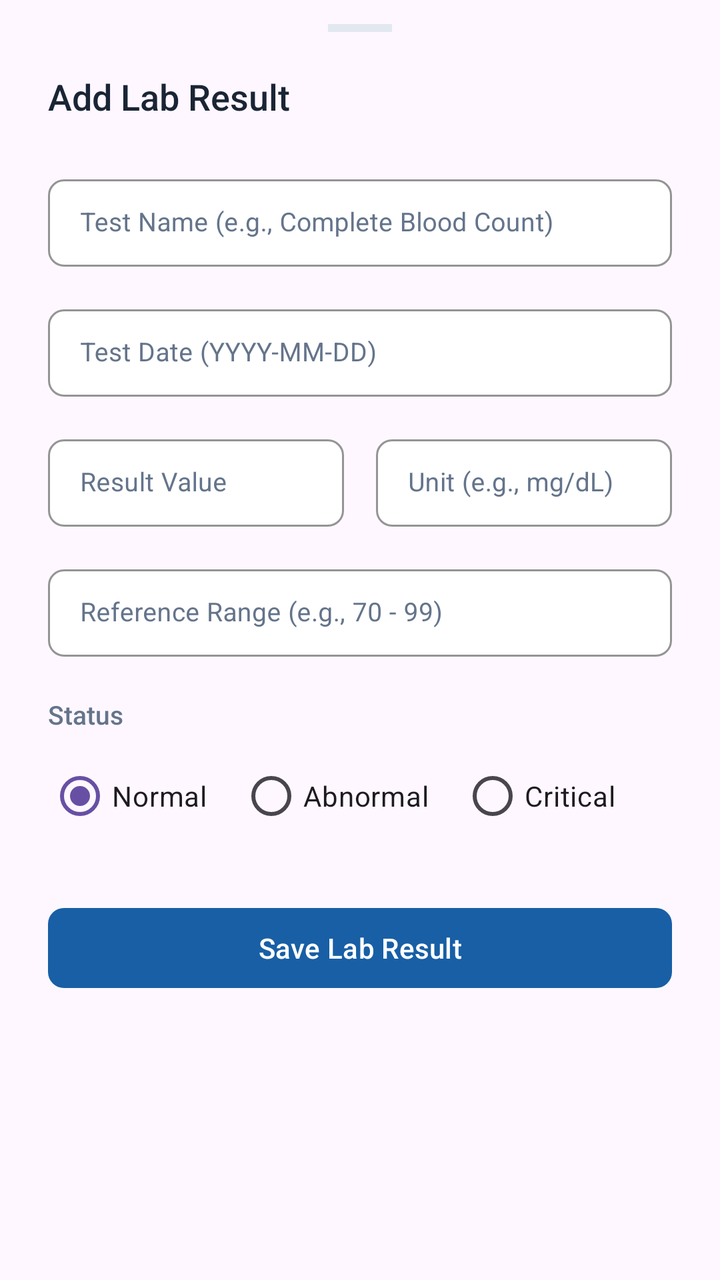
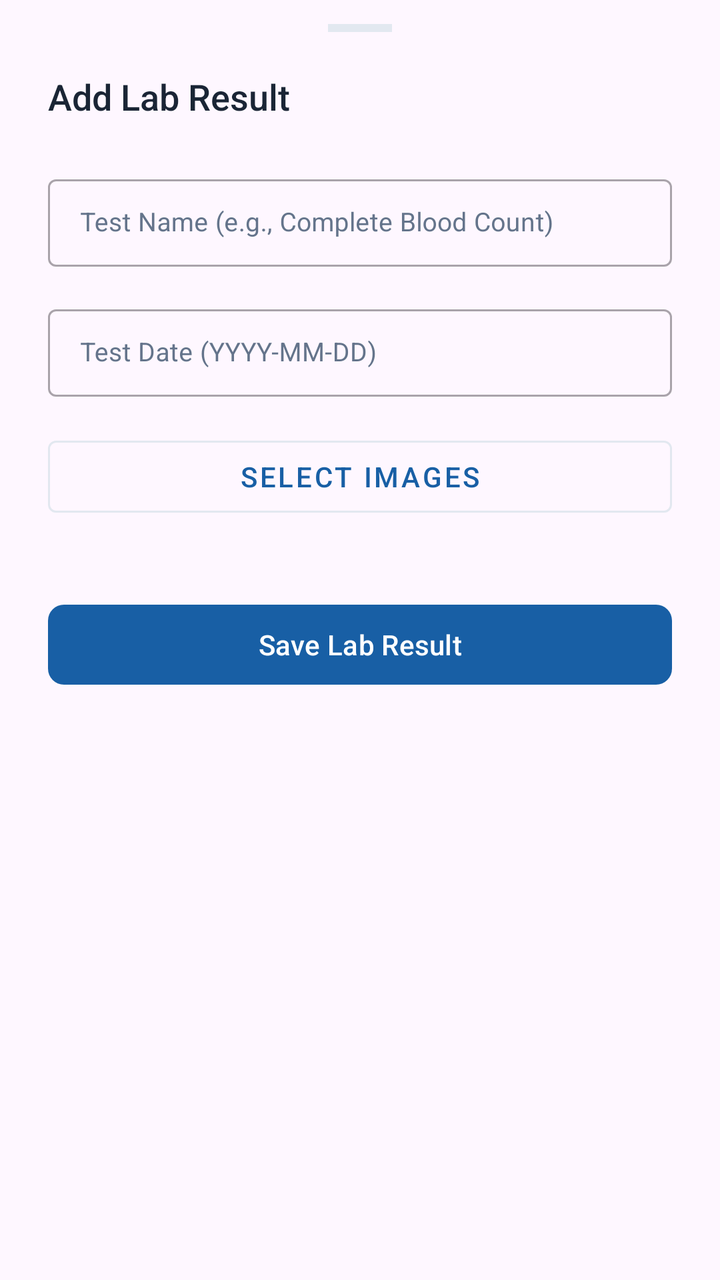

Screens rendered from an Android XML layout before and after an edit, with the pre-edit source and the edit as a unified diff.
<!-- AndroidManifest.xml: application theme Theme.Healthcare_app -->
<!-- res/layout/bottom_sheet_add_lab.xml -->
<?xml version="1.0" encoding="utf-8"?>
<androidx.core.widget.NestedScrollView xmlns:android="http://schemas.android.com/apk/res/android"
    xmlns:app="http://schemas.android.com/apk/res-auto"
    android:layout_width="match_parent"
    android:layout_height="wrap_content">

    <LinearLayout
        android:layout_width="match_parent"
        android:layout_height="wrap_content"
        android:orientation="vertical"
        android:paddingStart="24dp"
        android:paddingEnd="24dp"
        android:paddingTop="12dp"
        android:paddingBottom="32dp">

        
        <View
            android:layout_width="32dp"
            android:layout_height="4dp"
            android:layout_gravity="center_horizontal"
            android:layout_marginBottom="20dp"
            android:background="#E2E8F0"
            android:backgroundTint="#E2E8F0" />

        
        <TextView
            android:id="@+id/textLabSheetTitle"
            android:layout_width="wrap_content"
            android:layout_height="wrap_content"
            android:text="Add Lab Result"
            android:textSize="18sp"
            android:fontFamily="sans-serif-medium"
            android:textColor="#1A2535"
            android:layout_marginBottom="24dp" />

        
        <com.google.android.material.textfield.TextInputLayout
            style="@style/Widget.MaterialComponents.TextInputLayout.OutlinedBox.Dense"
            android:textColorHint="#64748B"
            app:boxBackgroundColor="#FFFFFF"
            app:boxStrokeColor="#E2E8F0"
            app:boxStrokeWidth="1dp"
            app:boxCornerRadiusTopStart="8dp"
            app:boxCornerRadiusTopEnd="8dp"
            app:boxCornerRadiusBottomStart="8dp"
            app:boxCornerRadiusBottomEnd="8dp"
            app:hintTextColor="#185FA5"
            android:layout_width="match_parent"
            android:layout_height="wrap_content"
            android:layout_marginBottom="16dp"
            android:hint="Test Name (e.g., Complete Blood Count)">

            <com.google.android.material.textfield.TextInputEditText
                android:id="@+id/inputTestName"
                android:layout_width="match_parent"
                android:layout_height="wrap_content"
                android:inputType="text"
                android:textSize="13sp"
                android:textColor="#1A2535"
                android:fontFamily="sans-serif" />

        </com.google.android.material.textfield.TextInputLayout>

        
        <com.google.android.material.textfield.TextInputLayout
            style="@style/Widget.MaterialComponents.TextInputLayout.OutlinedBox.Dense"
            android:textColorHint="#64748B"
            app:boxBackgroundColor="#FFFFFF"
            app:boxStrokeColor="#E2E8F0"
            app:boxStrokeWidth="1dp"
            app:boxCornerRadiusTopStart="8dp"
            app:boxCornerRadiusTopEnd="8dp"
            app:boxCornerRadiusBottomStart="8dp"
            app:boxCornerRadiusBottomEnd="8dp"
            app:hintTextColor="#185FA5"
            android:layout_width="match_parent"
            android:layout_height="wrap_content"
            android:layout_marginBottom="16dp"
            android:hint="Test Date (YYYY-MM-DD)">

            <com.google.android.material.textfield.TextInputEditText
                android:id="@+id/inputTestDate"
                android:layout_width="match_parent"
                android:layout_height="wrap_content"
                android:focusable="false"
                android:clickable="true"
                android:inputType="none"
                android:textSize="13sp"
                android:textColor="#1A2535"
                android:fontFamily="sans-serif" />

        </com.google.android.material.textfield.TextInputLayout>

        
        <LinearLayout
            android:layout_width="match_parent"
            android:layout_height="wrap_content"
            android:orientation="horizontal"
            android:baselineAligned="false"
            android:layout_marginBottom="16dp">

            <com.google.android.material.textfield.TextInputLayout
                style="@style/Widget.MaterialComponents.TextInputLayout.OutlinedBox.Dense"
            android:textColorHint="#64748B"
            app:boxBackgroundColor="#FFFFFF"
            app:boxStrokeColor="#E2E8F0"
            app:boxStrokeWidth="1dp"
            app:boxCornerRadiusTopStart="8dp"
            app:boxCornerRadiusTopEnd="8dp"
            app:boxCornerRadiusBottomStart="8dp"
            app:boxCornerRadiusBottomEnd="8dp"
            app:hintTextColor="#185FA5"
                android:layout_width="0dp"
                android:layout_height="wrap_content"
                android:layout_weight="1"
                android:layout_marginEnd="8dp"
                android:hint="Result Value">

                <com.google.android.material.textfield.TextInputEditText
                android:id="@+id/inputResultValue"
                android:layout_width="match_parent"
                android:layout_height="wrap_content"
                android:inputType="text"
                android:textSize="13sp"
                android:textColor="#1A2535"
                android:fontFamily="sans-serif" />

            </com.google.android.material.textfield.TextInputLayout>

            <com.google.android.material.textfield.TextInputLayout
                style="@style/Widget.MaterialComponents.TextInputLayout.OutlinedBox.Dense"
            android:textColorHint="#64748B"
            app:boxBackgroundColor="#FFFFFF"
            app:boxStrokeColor="#E2E8F0"
            app:boxStrokeWidth="1dp"
            app:boxCornerRadiusTopStart="8dp"
            app:boxCornerRadiusTopEnd="8dp"
            app:boxCornerRadiusBottomStart="8dp"
            app:boxCornerRadiusBottomEnd="8dp"
            app:hintTextColor="#185FA5"
                android:layout_width="0dp"
                android:layout_height="wrap_content"
                android:layout_weight="1"
                android:layout_marginStart="8dp"
                android:hint="Unit (e.g., mg/dL)">

                <com.google.android.material.textfield.TextInputEditText
                android:id="@+id/inputUnit"
                android:layout_width="match_parent"
                android:layout_height="wrap_content"
                android:inputType="text"
                android:textSize="13sp"
                android:textColor="#1A2535"
                android:fontFamily="sans-serif" />

            </com.google.android.material.textfield.TextInputLayout>

        </LinearLayout>

        
        <com.google.android.material.textfield.TextInputLayout
            style="@style/Widget.MaterialComponents.TextInputLayout.OutlinedBox.Dense"
            android:textColorHint="#64748B"
            app:boxBackgroundColor="#FFFFFF"
            app:boxStrokeColor="#E2E8F0"
            app:boxStrokeWidth="1dp"
            app:boxCornerRadiusTopStart="8dp"
            app:boxCornerRadiusTopEnd="8dp"
            app:boxCornerRadiusBottomStart="8dp"
            app:boxCornerRadiusBottomEnd="8dp"
            app:hintTextColor="#185FA5"
            android:layout_width="match_parent"
            android:layout_height="wrap_content"
            android:layout_marginBottom="20dp"
            android:hint="Reference Range (e.g., 70 - 99)">

            <com.google.android.material.textfield.TextInputEditText
                android:id="@+id/inputReferenceRange"
                android:layout_width="match_parent"
                android:layout_height="wrap_content"
                android:inputType="text"
                android:textSize="13sp"
                android:textColor="#1A2535"
                android:fontFamily="sans-serif" />

        </com.google.android.material.textfield.TextInputLayout>

        
        <TextView
            android:layout_width="wrap_content"
            android:layout_height="wrap_content"
            android:text="Status"
            android:textSize="13sp"
            android:fontFamily="sans-serif-medium"
            android:textColor="#64748B"
            android:layout_marginBottom="8dp" />

        
        <RadioGroup
            android:id="@+id/radioGroupLabStatus"
            android:layout_width="match_parent"
            android:layout_height="wrap_content"
            android:orientation="horizontal"
            android:layout_marginBottom="28dp">

            <com.google.android.material.radiobutton.MaterialRadioButton
                android:id="@+id/radioNormal"
                android:layout_width="wrap_content"
                android:layout_height="wrap_content"
                android:text="Normal"
                android:checked="true" />

            <com.google.android.material.radiobutton.MaterialRadioButton
                android:id="@+id/radioAbnormal"
                android:layout_width="wrap_content"
                android:layout_height="wrap_content"
                android:layout_marginStart="16dp"
                android:text="Abnormal" />

            <com.google.android.material.radiobutton.MaterialRadioButton
                android:id="@+id/radioCritical"
                android:layout_width="wrap_content"
                android:layout_height="wrap_content"
                android:layout_marginStart="16dp"
                android:text="Critical" />

        </RadioGroup>

        
        <com.google.android.material.button.MaterialButton
            android:id="@+id/btnSaveLab"
            android:layout_width="match_parent"
            android:layout_height="48dp"
            android:text="Save Lab Result"
            app:cornerRadius="8dp"
            app:elevation="0dp"
            app:backgroundTint="#185FA5"
            android:textColor="#FFFFFF"
            android:textAllCaps="false"
            android:fontFamily="sans-serif-medium" />

    </LinearLayout>

</androidx.core.widget.NestedScrollView>
<!-- resources referenced by this layout -->
<resources>
  <style name="Theme.Healthcare_app" parent="Base.Theme.Healthcare_app" />
  <style name="Base.Theme.Healthcare_app" parent="Theme.Material3.Light.NoActionBar">
          <item name="bottomSheetDialogTheme">@style/Theme.Healthcare_app.BottomSheetDialog</item>
      </style>
  <style name="Theme.Healthcare_app.BottomSheetDialog" parent="ThemeOverlay.Material3.BottomSheetDialog">
          <item name="android:windowIsFloating">false</item>
          <item name="android:backgroundDimEnabled">true</item>
          
          <item name="colorSurface">#FFFFFF</item>
          <item name="colorOnSurface">#1A2535</item>
          <item name="colorOnSurfaceVariant">#64748B</item>
          <item name="android:colorBackground">#FFFFFF</item>
          <item name="colorPrimary">#185FA5</item>
          <item name="colorOnPrimary">#FFFFFF</item>
          
          <item name="android:textColorPrimary">#1A2535</item>
          <item name="android:textColorSecondary">#64748B</item>
          <item name="android:textColorHint">#64748B</item>
          
          <item name="colorControlNormal">#E2E8F0</item>
          <item name="colorControlActivated">#185FA5</item>
          
          <item name="bottomSheetStyle">@style/LightBottomSheetStyle</item>
      </style>
  <style name="LightBottomSheetStyle" parent="Widget.Material3.BottomSheet.Modal">
          <item name="backgroundTint">#FFFFFF</item>
          <item name="android:elevation">0dp</item>
      </style>
</resources>

<!-- the commit's change to res/layout/bottom_sheet_add_lab.xml (unified diff, before → after) -->
@@ -13,16 +13,13 @@
         android:paddingTop="12dp"
         android:paddingBottom="32dp">
 
-        
         <View
             android:layout_width="32dp"
             android:layout_height="4dp"
             android:layout_gravity="center_horizontal"
             android:layout_marginBottom="20dp"
-            android:background="#E2E8F0"
-            android:backgroundTint="#E2E8F0" />
+            android:background="#E2E8F0" />
 
-        
         <TextView
             android:id="@+id/textLabSheetTitle"
             android:layout_width="wrap_content"
@@ -33,21 +30,13 @@
             android:textColor="#1A2535"
             android:layout_marginBottom="24dp" />
 
-        
         <com.google.android.material.textfield.TextInputLayout
             style="@style/Widget.MaterialComponents.TextInputLayout.OutlinedBox.Dense"
-            android:textColorHint="#64748B"
-            app:boxBackgroundColor="#FFFFFF"
-            app:boxStrokeColor="#E2E8F0"
-            app:boxStrokeWidth="1dp"
-            app:boxCornerRadiusTopStart="8dp"
-            app:boxCornerRadiusTopEnd="8dp"
-            app:boxCornerRadiusBottomStart="8dp"
-            app:boxCornerRadiusBottomEnd="8dp"
-            app:hintTextColor="#185FA5"
             android:layout_width="match_parent"
             android:layout_height="wrap_content"
             android:layout_marginBottom="16dp"
+            android:textColorHint="#64748B"
+            app:hintTextColor="#185FA5"
             android:hint="Test Name (e.g., Complete Blood Count)">
 
             <com.google.android.material.textfield.TextInputEditText
@@ -55,27 +44,17 @@
                 android:layout_width="match_parent"
                 android:layout_height="wrap_content"
                 android:inputType="text"
-                android:textSize="13sp"
                 android:textColor="#1A2535"
-                android:fontFamily="sans-serif" />
-
+                android:textSize="13sp" />
         </com.google.android.material.textfield.TextInputLayout>
 
-        
         <com.google.android.material.textfield.TextInputLayout
             style="@style/Widget.MaterialComponents.TextInputLayout.OutlinedBox.Dense"
-            android:textColorHint="#64748B"
-            app:boxBackgroundColor="#FFFFFF"
-            app:boxStrokeColor="#E2E8F0"
-            app:boxStrokeWidth="1dp"
-            app:boxCornerRadiusTopStart="8dp"
-            app:boxCornerRadiusTopEnd="8dp"
-            app:boxCornerRadiusBottomStart="8dp"
-            app:boxCornerRadiusBottomEnd="8dp"
-            app:hintTextColor="#185FA5"
             android:layout_width="match_parent"
             android:layout_height="wrap_content"
             android:layout_marginBottom="16dp"
+            android:textColorHint="#64748B"
+            app:hintTextColor="#185FA5"
             android:hint="Test Date (YYYY-MM-DD)">
 
             <com.google.android.material.textfield.TextInputEditText
@@ -85,148 +64,33 @@
                 android:focusable="false"
                 android:clickable="true"
                 android:inputType="none"
-                android:textSize="13sp"
                 android:textColor="#1A2535"
-                android:fontFamily="sans-serif" />
-
+                android:textSize="13sp" />
         </com.google.android.material.textfield.TextInputLayout>
 
-        
-        <LinearLayout
+        <com.google.android.material.button.MaterialButton
+            android:id="@+id/btnAddImages"
+            style="@style/Widget.MaterialComponents.Button.OutlinedButton"
             android:layout_width="match_parent"
             android:layout_height="wrap_content"
-            android:orientation="horizontal"
-            android:baselineAligned="false"
-            android:layout_marginBottom="16dp">
+            android:layout_marginBottom="12dp"
+            android:text="Select Images"
+            app:strokeColor="#E2E8F0"
+            android:textColor="#185FA5"/>
 
-            <com.google.android.material.textfield.TextInputLayout
-                style="@style/Widget.MaterialComponents.TextInputLayout.OutlinedBox.Dense"
-            android:textColorHint="#64748B"
-            app:boxBackgroundColor="#FFFFFF"
-            app:boxStrokeColor="#E2E8F0"
-            app:boxStrokeWidth="1dp"
-            app:boxCornerRadiusTopStart="8dp"
-            app:boxCornerRadiusTopEnd="8dp"
-            app:boxCornerRadiusBottomStart="8dp"
-            app:boxCornerRadiusBottomEnd="8dp"
-            app:hintTextColor="#185FA5"
-                android:layout_width="0dp"
-                android:layout_height="wrap_content"
-                android:layout_weight="1"
-                android:layout_marginEnd="8dp"
-                android:hint="Result Value">
-
-                <com.google.android.material.textfield.TextInputEditText
-                android:id="@+id/inputResultValue"
-                android:layout_width="match_parent"
-                android:layout_height="wrap_content"
-                android:inputType="text"
-                android:textSize="13sp"
-                android:textColor="#1A2535"
-                android:fontFamily="sans-serif" />
-
-            </com.google.android.material.textfield.TextInputLayout>
-
-            <com.google.android.material.textfield.TextInputLayout
-                style="@style/Widget.MaterialComponents.TextInputLayout.OutlinedBox.Dense"
-            android:textColorHint="#64748B"
-            app:boxBackgroundColor="#FFFFFF"
-            app:boxStrokeColor="#E2E8F0"
-            app:boxStrokeWidth="1dp"
-            app:boxCornerRadiusTopStart="8dp"
-            app:boxCornerRadiusTopEnd="8dp"
-            app:boxCornerRadiusBottomStart="8dp"
-            app:boxCornerRadiusBottomEnd="8dp"
-            app:hintTextColor="#185FA5"
-                android:layout_width="0dp"
-                android:layout_height="wrap_content"
-                android:layout_weight="1"
-                android:layout_marginStart="8dp"
-                android:hint="Unit (e.g., mg/dL)">
-
-                <com.google.android.material.textfield.TextInputEditText
-                android:id="@+id/inputUnit"
-                android:layout_width="match_parent"
-                android:layout_height="wrap_content"
-                android:inputType="text"
-                android:textSize="13sp"
-                android:textColor="#1A2535"
-                android:fontFamily="sans-serif" />
-
-            </com.google.android.material.textfield.TextInputLayout>
-
-        </LinearLayout>
-
-        
-        <com.google.android.material.textfield.TextInputLayout
-            style="@style/Widget.MaterialComponents.TextInputLayout.OutlinedBox.Dense"
-            android:textColorHint="#64748B"
-            app:boxBackgroundColor="#FFFFFF"
-            app:boxStrokeColor="#E2E8F0"
-            app:boxStrokeWidth="1dp"
-            app:boxCornerRadiusTopStart="8dp"
-            app:boxCornerRadiusTopEnd="8dp"
-            app:boxCornerRadiusBottomStart="8dp"
-            app:boxCornerRadiusBottomEnd="8dp"
-            app:hintTextColor="#185FA5"
+        <HorizontalScrollView
             android:layout_width="match_parent"
             android:layout_height="wrap_content"
-            android:layout_marginBottom="20dp"
-            android:hint="Reference Range (e.g., 70 - 99)">
+            android:layout_marginBottom="24dp"
+            android:scrollbars="none">
 
-            <com.google.android.material.textfield.TextInputEditText
-                android:id="@+id/inputReferenceRange"
-                android:layout_width="match_parent"
-                android:layout_height="wrap_content"
-                android:inputType="text"
-                android:textSize="13sp"
-                android:textColor="#1A2535"
-                android:fontFamily="sans-serif" />
-
-        </com.google.android.material.textfield.TextInputLayout>
-
-        
-        <TextView
-            android:layout_width="wrap_content"
-            android:layout_height="wrap_content"
-            android:text="Status"
-            android:textSize="13sp"
-            android:fontFamily="sans-serif-medium"
-            android:textColor="#64748B"
-            android:layout_marginBottom="8dp" />
-
-        
-        <RadioGroup
-            android:id="@+id/radioGroupLabStatus"
-            android:layout_width="match_parent"
-            android:layout_height="wrap_content"
-            android:orientation="horizontal"
-            android:layout_marginBottom="28dp">
-
-            <com.google.android.material.radiobutton.MaterialRadioButton
-                android:id="@+id/radioNormal"
+            <LinearLayout
+                android:id="@+id/layoutImagePreviews"
                 android:layout_width="wrap_content"
                 android:layout_height="wrap_content"
-                android:text="Normal"
-                android:checked="true" />
+                android:orientation="horizontal" />
+        </HorizontalScrollView>
 
-            <com.google.android.material.radiobutton.MaterialRadioButton
-                android:id="@+id/radioAbnormal"
-                android:layout_width="wrap_content"
-                android:layout_height="wrap_content"
-                android:layout_marginStart="16dp"
-                android:text="Abnormal" />
-
-            <com.google.android.material.radiobutton.MaterialRadioButton
-                android:id="@+id/radioCritical"
-                android:layout_width="wrap_content"
-                android:layout_height="wrap_content"
-                android:layout_marginStart="16dp"
-                android:text="Critical" />
-
-        </RadioGroup>
-
-        
         <com.google.android.material.button.MaterialButton
             android:id="@+id/btnSaveLab"
             android:layout_width="match_parent"
@@ -240,5 +104,4 @@
             android:fontFamily="sans-serif-medium" />
 
     </LinearLayout>
-
 </androidx.core.widget.NestedScrollView>
